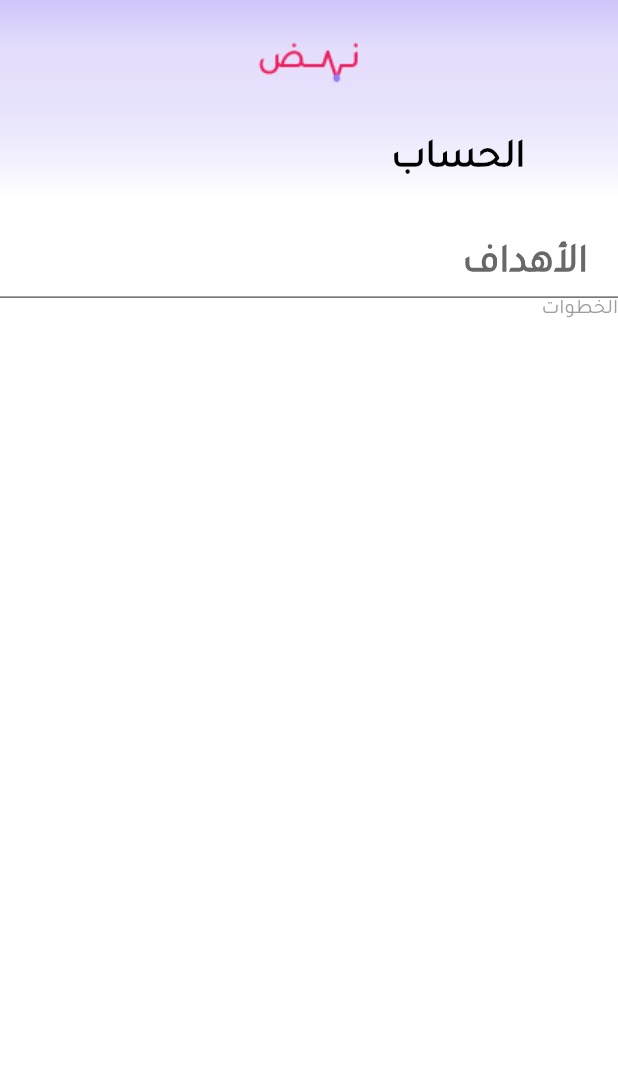
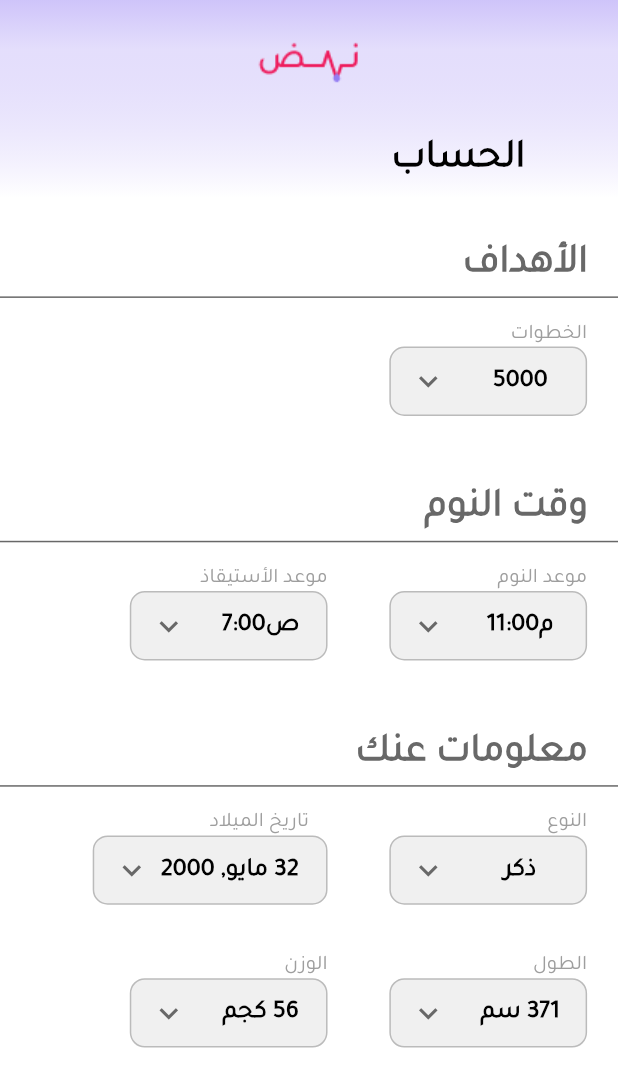
Before and after one commit to Mohamed-Mohanad/PulseApp, a Flutter app: the CalculationScreen screen opened directly, on a phone screen of 412 x 824 dp. Shown: the top 1087 px of the screen. Run offline on Flutter 3.47's test engine with Material 2 defaults, Android fonts, the phone set to English and light mode, and no system bars; our stand-ins replace bloc, cached_network_image, dio, firebase_core, flutter_bloc, flutter_screenutil and 6 more; missing offline and left inert: animate_icons, cloud_firestore_web, day_night_time_picker, firebase_core_web, firebase_database_web, firebase_messaging_web and 1 more; accounts and stored records are empty; network calls fail.

Commit message:
under control

```diff
--- a/lib/Modules/calculation_screen/calculation_screen.dart
+++ b/lib/Modules/calculation_screen/calculation_screen.dart
@@ -17,14 +17,16 @@ class CalculationScreen extends StatelessWidget {
     Size size = MediaQuery.of(context).size;
 
     return Scaffold(
-      body: Container(
+      body: SingleChildScrollView(
+        physics: const BouncingScrollPhysics(),
+        child: Container(
           color: Colors.white,
           child: Stack(
             children: [
               Positioned(
                 child: Opacity(
                   opacity: 0.5,
-                child:  Container(
+                  child: Container(
                     width: size.width,
                     height: size.height * 0.2,
                     decoration: BoxDecoration(
@@ -68,40 +70,82 @@ class CalculationScreen extends StatelessWidget {
                         style: headLine(),
                       ),
                     ),
+                    const Header(
+                      title: 'الأهداف',
+                    ),
+                    CalculateBox(
+                      width: size.width * 0.32,
+                      textWidth: size.width * 0.15,
+                      header: 'الخطوات',
+                      text: '5000',
+                      function: () {},
+                    ),
+                    const Header(
+                      title: 'وقت النوم',
+                    ),
                     Container(
-                    padding: EdgeInsets.only(
-                      top: size.height * 0.03,
+                      width: size.width * 0.9,
+                      child: Row(
+                        children: [
+                          CalculateBox(
+                            width: size.width * 0.32,
+                            textWidth: size.width * 0.15,
+                            header: 'موعد النوم',
+                            text: 'م11:00',
+                            function: () {},
                           ),
-                    alignment: Alignment.centerRight,
-                    width: size.width,
-                    child: Padding(
-                      padding: const EdgeInsets.symmetric(
-                        horizontal: 20.0,
-                        vertical: 5,
+                          CalculateBox(
+                            width: size.width * 0.32,
+                            textWidth: size.width * 0.15,
+                            header: 'موعد الأستيقاذ',
+                            text: 'ص7:00',
+                            function: () {},
                           ),
-                      child: Text(
-                        'الأهداف',
-                        style: headLine().copyWith(
-                          color: blackColor,
+                        ],
                       ),
                     ),
-                    ),
-                    decoration: BoxDecoration(
-                      border: Border(
-                        bottom: BorderSide(
-                          width: 1.0,
-                          style: BorderStyle.solid,
-                          color: blackColor,
-                        ),
-                      ),
-                    ),
+                    const Header(
+                      title: 'معلومات عنك',
                     ),
                     Container(
+                      width: size.width * 0.9,
                       child: Column(
                         children: [
-                        Text(
-                          'الخطوات',
-                          style: caption(),
+                          Row(
+                            children: [
+                              CalculateBox(
+                                width: size.width * 0.32,
+                                textWidth: size.width * 0.15,
+                                header: 'النوع',
+                                text: 'ذكر',
+                                function: () {},
+                              ),
+                              CalculateBox(
+                                width: size.width * 0.38,
+                                textWidth: size.width * 0.25,
+                                header: 'تاريخ الميلاد',
+                                text: '32 مايو, 2000',
+                                function: () {},
+                              ),
+                            ],
+                          ),
+                          Row(
+                            children: [
+                              CalculateBox(
+                                width: size.width * 0.32,
+                                textWidth: size.width * 0.15,
+                                header: 'الطول',
+                                text: '371 سم',
+                                function: () {},
+                              ),
+                              CalculateBox(
+                                width: size.width * 0.32,
+                                textWidth: size.width * 0.15,
+                                header: 'الوزن',
+                                text: '56 كجم',
+                                function: () {},
+                              ),
+                            ],
                           ),
                         ],
                       ),
@@ -112,6 +156,7 @@ class CalculationScreen extends StatelessWidget {
             ],
           ),
         ),
+      ),
     );
   }
 }
--- a/lib/Shared/Components/components.dart
+++ b/lib/Shared/Components/components.dart
@@ -31,6 +31,7 @@ enum ToastStates {
   error,
   warning,
 }
+
 Color chooseToastColor(ToastStates state) {
   Color color;
   switch (state) {
@@ -63,7 +64,10 @@ class HorizontalSpace extends StatelessWidget {
 class VerticalSpace extends StatelessWidget {
   final double height;
 
-  const VerticalSpace({required this.height, Key? key,}) : super(key: key);
+  const VerticalSpace({
+    required this.height,
+    Key? key,
+  }) : super(key: key);
 
   @override
   Widget build(BuildContext context) {
@@ -78,6 +82,7 @@ class CustomCachedNetworkImage extends StatelessWidget {
   final double imageWidth;
   final String imageUrl;
   final BoxFit imageFit;
+
   const CustomCachedNetworkImage({
     Key? key,
     required this.imageHeight,
@@ -85,6 +90,7 @@ class CustomCachedNetworkImage extends StatelessWidget {
     required this.imageUrl,
     required this.imageFit,
   }) : super(key: key);
+
   @override
   Widget build(BuildContext context) {
     return CachedNetworkImage(
@@ -207,10 +213,7 @@ class DefaultTextField extends StatelessWidget {
           textDirection: TextDirection.rtl,
           textAlign: TextAlign.right,
         ),
-        SizedBox(height: MediaQuery
-            .of(context)
-            .size
-            .height * 0.02),
+        SizedBox(height: MediaQuery.of(context).size.height * 0.02),
       ],
     );
   }
@@ -221,6 +224,7 @@ class BuildTab extends StatelessWidget {
   final String title;
   final Color tabColor;
   final Function onPressTab;
+
   const BuildTab({
     Key? key,
     required this.tabColor,
@@ -277,6 +281,7 @@ class BuildHealthDataTab extends StatelessWidget {
   final String tabTitle;
   final Color tabColor;
   final List<GraphDataClass> graphPoint;
+
   const BuildHealthDataTab({
     Key? key,
     required this.graphPoint,
@@ -360,6 +365,7 @@ class BuildDateilsHealthDataTab extends StatelessWidget {
   final String tabTitle;
   final Color tabColor;
   final List<GraphDataClass> graphPoint;
+
   const BuildDateilsHealthDataTab({
     Key? key,
     required this.graphPoint,
@@ -723,9 +729,7 @@ class Background extends StatelessWidget {
 
   @override
   Widget build(BuildContext context) {
-    Size size = MediaQuery
-        .of(context)
-        .size;
+    Size size = MediaQuery.of(context).size;
 
     return SingleChildScrollView(
       child: Container(
@@ -854,7 +858,6 @@ class WaveClipperBack_2 extends CustomClipper<Path> {
   }
 }
 
-
 class MyLine extends StatelessWidget {
   @override
   Widget build(BuildContext context) {
@@ -864,10 +867,7 @@ class MyLine extends StatelessWidget {
           horizontal: 20.0,
         ),
         child: Container(
-          width: MediaQuery
-              .of(context)
-              .size
-              .width * 0.4,
+          width: MediaQuery.of(context).size.width * 0.4,
           height: 1.0,
           color: Colors.grey,
         ),
@@ -898,19 +898,16 @@ class OrRow extends StatelessWidget {
 class GoogleAuth extends StatelessWidget {
   @override
   Widget build(BuildContext context) {
-    Size size = MediaQuery
-        .of(context)
-        .size;
+    Size size = MediaQuery.of(context).size;
 
     return Center(
       child: Container(
-        width: MediaQuery
-            .of(context)
-            .size
-            .width * 0.65,
+        width: MediaQuery.of(context).size.width * 0.65,
         height: size.height * 0.05,
         decoration: BoxDecoration(
-          borderRadius: BorderRadius.circular(size.height * 0.05 * 0.5,),
+          borderRadius: BorderRadius.circular(
+            size.height * 0.05 * 0.5,
+          ),
           color: backgroundColor,
         ),
         child: InkWell(
@@ -1046,3 +1043,130 @@ class OneWaveClipper extends CustomClipper<Path> {
     return true;
   }
 }
+
+class Header extends StatelessWidget {
+  final String title;
+
+  const Header({
+    Key? key,
+    required this.title,
+  }) : super(key: key);
+
+  @override
+  Widget build(BuildContext context) {
+    Size size = MediaQuery.of(context).size;
+
+    return Container(
+      padding: EdgeInsets.only(
+        top: size.height * 0.03,
+      ),
+      alignment: Alignment.centerRight,
+      width: size.width,
+      child: Padding(
+        padding: const EdgeInsets.symmetric(
+          horizontal: 20.0,
+          vertical: 5,
+        ),
+        child: Text(
+          title,
+          style: headLine().copyWith(
+            color: blackColor,
+          ),
+        ),
+      ),
+      decoration: BoxDecoration(
+        border: Border(
+          bottom: BorderSide(
+            width: 1.0,
+            style: BorderStyle.solid,
+            color: blackColor,
+          ),
+        ),
+      ),
+    );
+  }
+}
+
+class CalculateBox extends StatelessWidget {
+  final double width;
+  final double textWidth;
+  final String header;
+  final String text;
+  final Function function;
+
+  const CalculateBox({
+    Key? key,
+    required this.width,
+    required this.textWidth,
+    required this.header,
+    required this.text,
+    required this.function,
+  }) : super(key: key);
+
+  @override
+  Widget build(BuildContext context) {
+    final Size size = MediaQuery.of(context).size;
+
+    return Padding(
+      padding: EdgeInsets.symmetric(
+        horizontal: size.width * 0.05,
+        vertical: size.height * 0.02,
+      ),
+      child: Column(
+        children: [
+          Container(
+            width: size.width * 0.32,
+            child: Text(
+              header,
+              style: caption(),
+            ),
+          ),
+          InkWell(
+            onTap: () {
+              function;
+            },
+            child: Container(
+              width: width,
+              padding: EdgeInsets.symmetric(
+                horizontal: 12.0.w,
+                vertical: 10.0.h,
+              ),
+              decoration: BoxDecoration(
+                borderRadius: BorderRadius.circular(
+                  10.0,
+                ),
+                color: greyColor2.withOpacity(0.3),
+                border: Border.all(
+                  color: greyColor1,
+                  style: BorderStyle.solid,
+                  width: 1.0,
+                ),
+              ),
+              child: Row(
+                mainAxisAlignment: MainAxisAlignment.spaceBetween,
+                crossAxisAlignment: CrossAxisAlignment.center,
+                children: [
+                  Container(
+                    width: textWidth,
+                    child: Center(
+                      child: Text(
+                        text,
+                        style: bodyText().copyWith(
+                          fontWeight: FontWeight.w600,
+                        ),
+                      ),
+                    ),
+                  ),
+                  Icon(
+                    Icons.keyboard_arrow_down,
+                    size: size.width * 0.06,
+                  ),
+                ],
+              ),
+            ),
+          ),
+        ],
+      ),
+    );
+  }
+}
```
Lines whose indentation alone changed are shown as unchanged.
